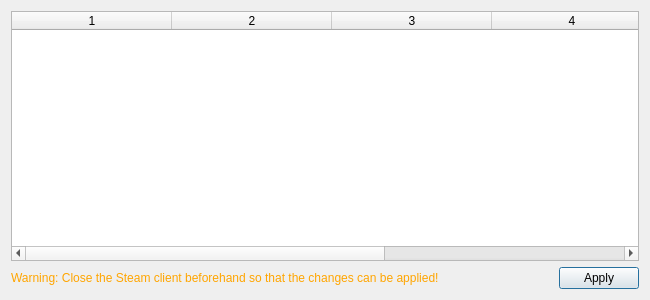
First picture: the form in pupgui2/resources/ui/pupgui2_gamelistdialog.ui, repository DavidoTek/ProtonUp-Qt, before the edit.
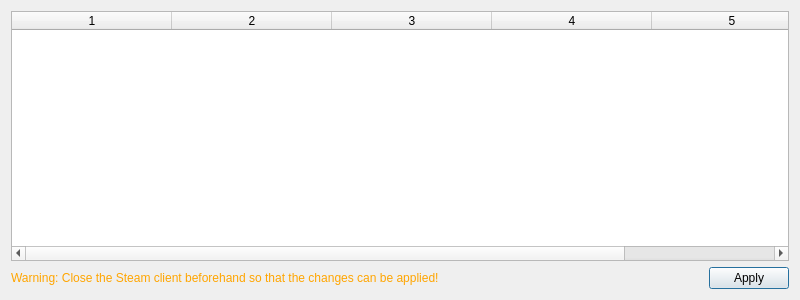
Second picture: the form after the edit.

Commit message:
Game List dialog sizing fixes
* Make Games List dialog 800px
* Make Game Name column 300px
* This dialog geometry resizing also fixes the scrollbar showing up when the dialog is first opened until resized

Patch:
```diff
--- a/pupgui2/resources/ui/pupgui2_gamelistdialog.ui
+++ b/pupgui2/resources/ui/pupgui2_gamelistdialog.ui
@@ -9,7 +9,7 @@
    <rect>
     <x>0</x>
     <y>0</y>
-    <width>650</width>
+    <width>800</width>
     <height>300</height>
    </rect>
   </property>
```
The commit also changes 1 other file.
